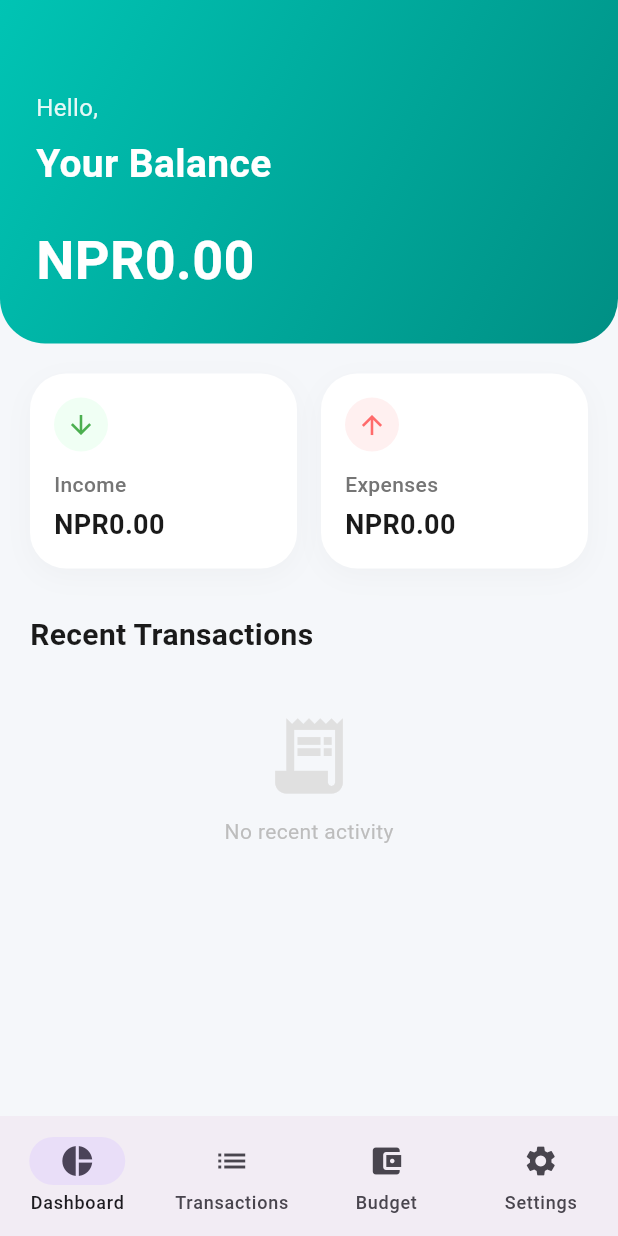
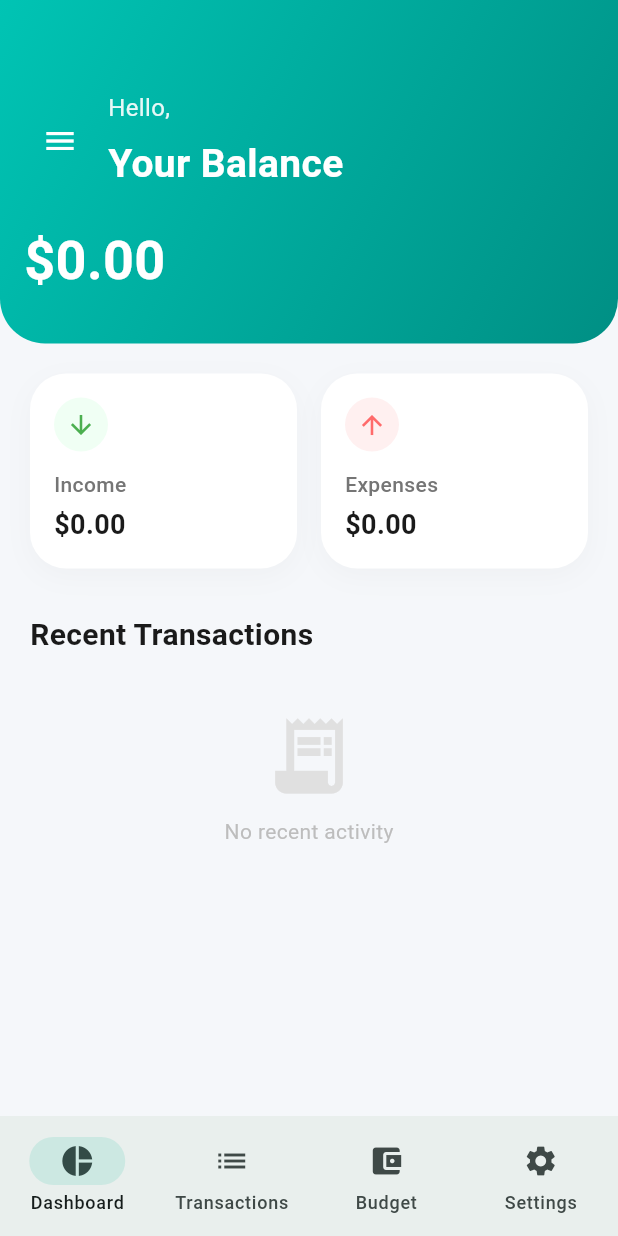
Before and after one commit to shadowmonarchftw-star/expense-tracker, a Flutter app: the screen it shows once a user with an empty profile is signed in, on a phone screen of 412 x 824 dp. Run offline on Flutter 3.47's test engine with Material 3 defaults, Android fonts, the phone set to English and light mode, and no system bars; our stand-ins replace cloud_firestore, firebase_auth, firebase_core, google_sign_in, sqflite; accounts and stored records are empty; network calls fail.

Commit message:
Implement Drawer Navigation and Dark Mode

```diff
--- a/lib/main.dart
+++ b/lib/main.dart
@@ -9,6 +9,7 @@ import 'providers/app_provider.dart';
 import 'package:firebase_core/firebase_core.dart';
 import 'package:firebase_auth/firebase_auth.dart';
 import 'services/auth_service.dart';
+import '../widgets/app_drawer.dart'; // Make sure to add import at top if distinct file
 
 void main() async {
   WidgetsFlutterBinding.ensureInitialized();
@@ -36,14 +37,32 @@ class MyApp extends StatelessWidget {
 
   @override
   Widget build(BuildContext context) {
+    return Consumer<AppProvider>(
+      builder: (context, provider, child) {
         return MaterialApp(
           title: 'Expense Tracker',
           theme: ThemeData(
-        colorScheme: ColorScheme.fromSeed(seedColor: Colors.deepPurple),
+            colorScheme: ColorScheme.fromSeed(seedColor: Colors.teal),
             useMaterial3: true,
             scaffoldBackgroundColor: const Color(0xFFF5F7FA),
+            appBarTheme: const AppBarTheme(
+              backgroundColor: Colors.transparent,
+              elevation: 0,
             ),
-      themeMode: ThemeMode.light,
+          ),
+          darkTheme: ThemeData.dark().copyWith(
+            colorScheme: ColorScheme.fromSeed(
+              seedColor: Colors.teal,
+              brightness: Brightness.dark,
+            ),
+            scaffoldBackgroundColor: const Color(0xFF121212),
+            cardColor: const Color(0xFF1E1E1E),
+            appBarTheme: const AppBarTheme(
+              backgroundColor: Colors.transparent,
+              elevation: 0,
+            ),
+          ),
+          themeMode: provider.themeMode,
           home: StreamBuilder<User?>(
             stream: AuthService().user,
             builder: (context, snapshot) {
@@ -61,6 +80,8 @@ class MyApp extends StatelessWidget {
             },
           ),
         );
+      },
+    );
   }
 }
 
@@ -72,8 +93,6 @@ class MainScreen extends StatefulWidget {
 }
 
 class _MainScreenState extends State<MainScreen> {
-  int _selectedIndex = 0;
-
   final List<Widget> _screens = [
     const DashboardScreen(),
     const TransactionsScreen(),
@@ -82,15 +101,18 @@ class _MainScreenState extends State<MainScreen> {
   ];
 
   @override
+  @override
   Widget build(BuildContext context) {
+    // Watch provider for changes
+    final provider = Provider.of<AppProvider>(context);
+
     return Scaffold(
-      body: _screens[_selectedIndex],
+      drawer: const AppDrawer(),
+      body: _screens[provider.selectedIndex],
       bottomNavigationBar: NavigationBar(
-        selectedIndex: _selectedIndex,
+        selectedIndex: provider.selectedIndex,
         onDestinationSelected: (index) {
-          setState(() {
-            _selectedIndex = index;
-          });
+          provider.setTabIndex(index);
         },
         destinations: const [
           NavigationDestination(
--- a/lib/models/user_settings.dart
+++ b/lib/models/user_settings.dart
@@ -1,27 +1,31 @@
 class UserSettings {
   final String? id;
   final double salary;
-  final String currencyCode;
+  final String currency;
+  final bool isDarkMode;
 
   UserSettings({
     this.id,
     required this.salary,
-    this.currencyCode = 'NPR',
+    this.currency = '\$',
+    this.isDarkMode = false,
   });
 
   Map<String, dynamic> toMap() {
     return {
       'id': id,
       'salary': salary,
-      'currencyCode': currencyCode,
+      'currency': currency,
+      'isDarkMode': isDarkMode ? 1 : 0,
     };
   }
 
   factory UserSettings.fromMap(Map<String, dynamic> map) {
     return UserSettings(
-      id: map['id']?.toString(),
+      id: map['id']?.toString(), // Handle parsing
       salary: map['salary'],
-      currencyCode: map['currencyCode'] ?? 'NPR',
+      currency: map['currency'] ?? '\$',
+      isDarkMode: (map['isDarkMode'] == 1 || map['isDarkMode'] == true),
     );
   }
 }
--- a/lib/providers/app_provider.dart
+++ b/lib/providers/app_provider.dart
@@ -30,6 +30,30 @@ class AppProvider with ChangeNotifier {
   UserSettings get settings => _settings ?? UserSettings(salary: 0);
 
   bool get isSynced => _firestoreService != null;
+
+  int _selectedIndex = 0;
+  int get selectedIndex => _selectedIndex;
+
+  void setTabIndex(int index) {
+    _selectedIndex = index;
+    notifyListeners();
+  }
+
+  ThemeMode get themeMode {
+    if (_settings == null) return ThemeMode.system;
+    return _settings!.isDarkMode ? ThemeMode.dark : ThemeMode.light;
+  }
+
+  Future<void> toggleTheme(bool isDark) async {
+    final currentSettings = settings;
+    final newSettings = UserSettings(
+      id: currentSettings.id,
+      salary: currentSettings.salary,
+      currency: currentSettings.currency,
+      isDarkMode: isDark,
+    );
+    await updateSettings(newSettings);
+  }
 
   AppProvider() {
     _init();
--- a/lib/screens/dashboard_screen.dart
+++ b/lib/screens/dashboard_screen.dart
@@ -3,6 +3,8 @@ import 'package:provider/provider.dart';
 import '../providers/app_provider.dart';
 import 'package:intl/intl.dart';
 import '../services/auth_service.dart';
+
+import '../widgets/app_drawer.dart'; // Import drawer
 
 class DashboardScreen extends StatelessWidget {
   const DashboardScreen({super.key});
@@ -10,6 +12,7 @@ class DashboardScreen extends StatelessWidget {
   @override
   Widget build(BuildContext context) {
     return Scaffold(
+      drawer: const AppDrawer(),
       body: Consumer<AppProvider>(
         builder: (context, provider, child) {
           final now = DateTime.now();
@@ -28,13 +31,12 @@ class DashboardScreen extends StatelessWidget {
           final totalExpense = fixedExpenses + variableExpenses;
 
           final balance = totalIncome - totalExpense;
-          final currencyFormat = NumberFormat.currency(symbol: provider.settings.currencyCode);
-
+          final currencyFormat = NumberFormat.currency(symbol: provider.settings.currency);
           return Column(
             children: [
               // Gradient Header with Greeting
               Container(
-                padding: const EdgeInsets.only(top: 60, left: 24, right: 24, bottom: 30),
+                padding: const EdgeInsets.only(top: 60, left: 16, right: 24, bottom: 30), // Adjusted padding
                 decoration: const BoxDecoration(
                   gradient: LinearGradient(
                     colors: [Color(0xFF00C4B4), Color(0xFF008F84)],
@@ -50,8 +52,12 @@ class DashboardScreen extends StatelessWidget {
                   crossAxisAlignment: CrossAxisAlignment.start,
                   children: [
                     Row(
-                      mainAxisAlignment: MainAxisAlignment.spaceBetween,
                       children: [
+                        IconButton(
+                          icon: const Icon(Icons.menu, color: Colors.white),
+                          onPressed: () => Scaffold.of(context).openDrawer(),
+                        ),
+                        const SizedBox(width: 8),
                         Column(
                           crossAxisAlignment: CrossAxisAlignment.start,
                           children: [
```
Also changed, not shown: lib/database/database_helper.dart (+22 -7 lines), lib/screens/budget_screen.dart (+18 -10 lines), lib/screens/settings_screen.dart (+25 -12 lines), lib/screens/transactions_screen.dart (+18 -10 lines), lib/widgets/app_drawer.dart (added, +121 -0 lines). Lines whose indentation alone changed are shown as unchanged.
